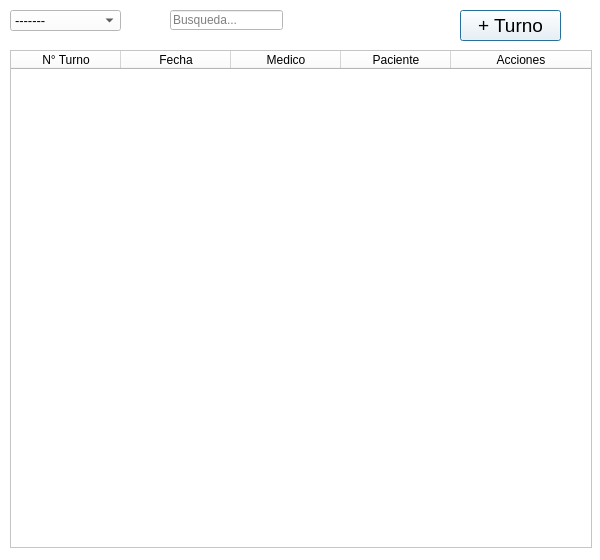
First picture: the form in View/vistaTurnos.ui, repository BermudezK/consultsoft, before the edit.
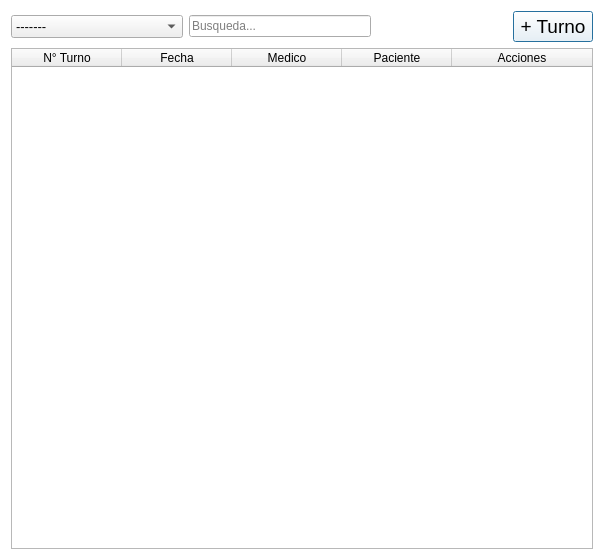
Second picture: the form after the edit. Icons and pictures are not drawn.

The edit to the form file:
```diff
--- a/View/vistaTurnos.ui
+++ b/View/vistaTurnos.ui
@@ -14,17 +14,27 @@
    <string>Dialog</string>
   </property>
   <property name="styleSheet">
-   <string notr="true">background-color: rgb(255, 255, 255);</string>
+   <string notr="true">QDialog {
+	background-color: #FFFFFF;
+}
+#campoBusqueda {
+	max-width: 180px;
+	min-width: 180px;
+}
+#comboBoxFiltro{
+	max-width: 170px;
+	min-width: 170px;
+}
+#botonBuscar{
+	max-width: 40px;
+	min-width: 40px;
+}
+
+</string>
   </property>
+  <layout class="QGridLayout" name="gridLayout">
+   <item row="2" column="0" colspan="12">
   <widget class="QTableWidget" name="tablaTurnos">
-   <property name="geometry">
-    <rect>
-     <x>10</x>
-     <y>50</y>
-     <width>582</width>
-     <height>498</height>
-    </rect>
-   </property>
    <property name="minimumSize">
     <size>
      <width>582</width>
@@ -102,36 +112,9 @@
     </property>
    </column>
   </widget>
-  <widget class="QPushButton" name="botonNuevoTurno">
-   <property name="geometry">
-    <rect>
-     <x>460</x>
-     <y>10</y>
-     <width>101</width>
-     <height>31</height>
-    </rect>
-   </property>
-   <property name="font">
-    <font>
-     <pointsize>14</pointsize>
-    </font>
-   </property>
-   <property name="styleSheet">
-    <string notr="true">background-color: rgb(255, 255, 255);</string>
-   </property>
-   <property name="text">
-    <string>+ Turno</string>
-   </property>
-  </widget>
+   </item>
+   <item row="0" column="0">
   <widget class="QComboBox" name="comboBoxFiltro">
-   <property name="geometry">
-    <rect>
-     <x>10</x>
-     <y>10</y>
-     <width>111</width>
-     <height>21</height>
-    </rect>
-   </property>
    <property name="font">
     <font>
      <pointsize>10</pointsize>
@@ -158,15 +141,31 @@
     </property>
    </item>
   </widget>
+   </item>
+   <item row="0" column="11" alignment="Qt::AlignRight">
+    <widget class="QPushButton" name="botonNuevoTurno">
+     <property name="font">
+      <font>
+       <pointsize>14</pointsize>
+      </font>
+     </property>
+     <property name="styleSheet">
+      <string notr="true">background-color: rgb(255, 255, 255);</string>
+     </property>
+     <property name="text">
+      <string>+ Turno</string>
+     </property>
+    </widget>
+   </item>
+   <item row="0" column="1">
+    <widget class="QLineEdit" name="campoBusqueda">
+     <property name="placeholderText">
+      <string>Busqueda...</string>
+     </property>
+    </widget>
+   </item>
+   <item row="0" column="2">
   <widget class="QPushButton" name="botonBuscar">
-   <property name="geometry">
-    <rect>
-     <x>283</x>
-     <y>5</y>
-     <width>31</width>
-     <height>31</height>
-    </rect>
-   </property>
    <property name="styleSheet">
     <string notr="true">
 border: 0;
@@ -186,24 +185,8 @@
     </size>
    </property>
   </widget>
-  <widget class="QLineEdit" name="campoBusqueda">
-   <property name="geometry">
-    <rect>
-     <x>170</x>
-     <y>10</y>
-     <width>113</width>
-     <height>20</height>
-    </rect>
-   </property>
-   <property name="placeholderText">
-    <string>Busqueda...</string>
-   </property>
-  </widget>
-  <zorder>botonBuscar</zorder>
-  <zorder>tablaTurnos</zorder>
-  <zorder>botonNuevoTurno</zorder>
-  <zorder>comboBoxFiltro</zorder>
-  <zorder>campoBusqueda</zorder>
+   </item>
+  </layout>
  </widget>
  <resources/>
  <connections/>
```
Lines whose indentation alone changed are shown as unchanged.
